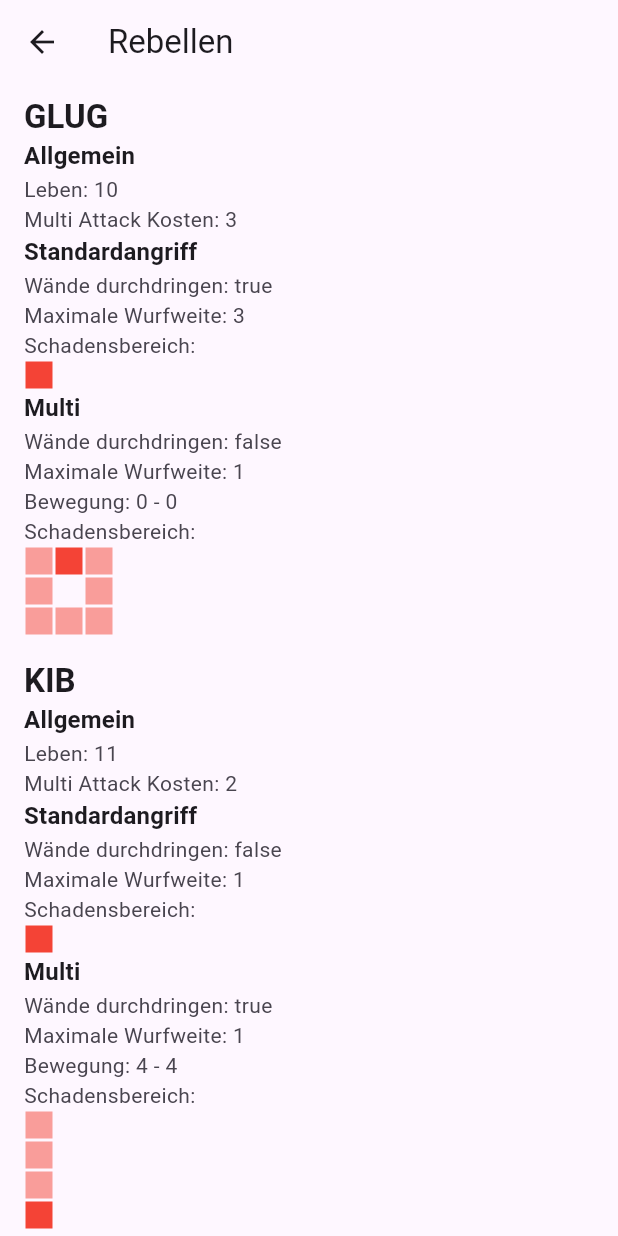
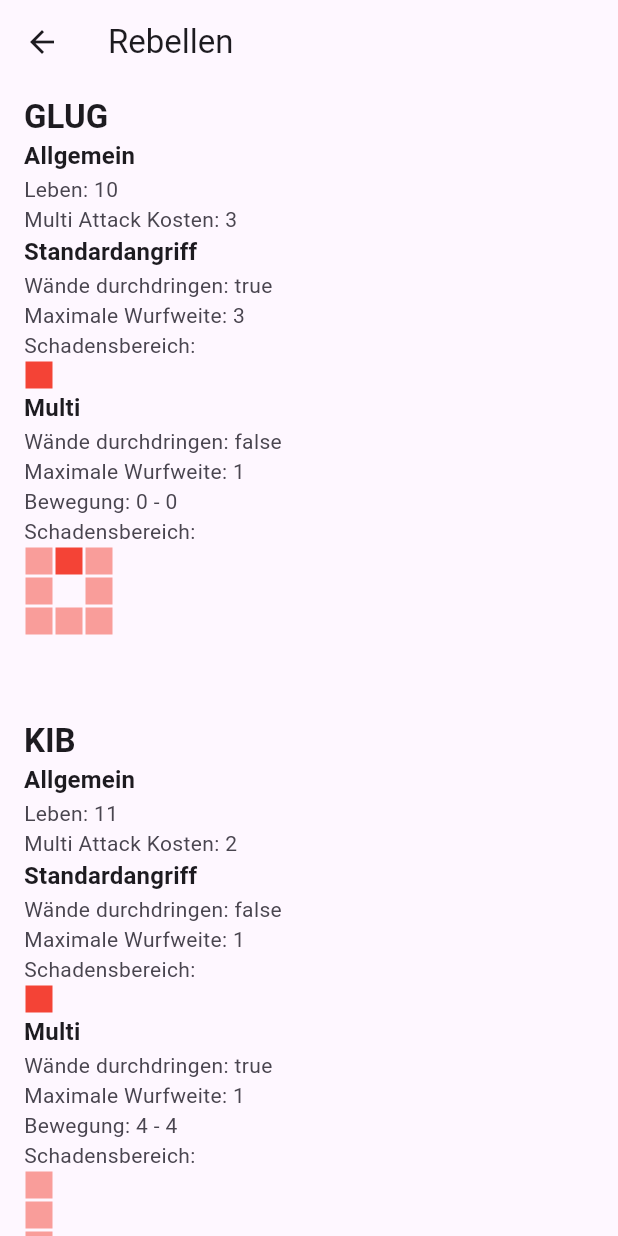
Before and after one commit to soumas/who-is-the-king-game, a Flutter app: the RebelsListScreen screen opened directly, on a phone screen of 412 x 824 dp. Run offline on Flutter 3.47's test engine with Material 3 defaults, Android fonts, the phone set to English and light mode, and no system bars.

Commit message:
rebels list view with details

```diff
--- a/who_is_the_king_ui/lib/src/features/rebels/ui/list/rebels_list.dart
+++ b/who_is_the_king_ui/lib/src/features/rebels/ui/list/rebels_list.dart
@@ -57,6 +57,7 @@ class RebelsListView extends StatelessWidget {
                   DamageAreaDisplay(damageArea: rebel.multiAttack.damageArea),
                 ],
               ),
+              SizedBox(height: 40),
             ],
           ),
         );
```
